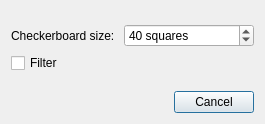
Old version of the form cpp/ShowCheckerDialog.ui in the repository erikhvatum/RisWidget.
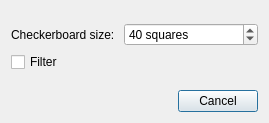
New version of the form.

```diff
--- a/cpp/ShowCheckerDialog.ui
+++ b/cpp/ShowCheckerDialog.ui
@@ -9,8 +9,8 @@
    <rect>
     <x>0</x>
     <y>0</y>
-    <width>265</width>
-    <height>124</height>
+    <width>269</width>
+    <height>123</height>
    </rect>
   </property>
   <property name="sizePolicy">
```
